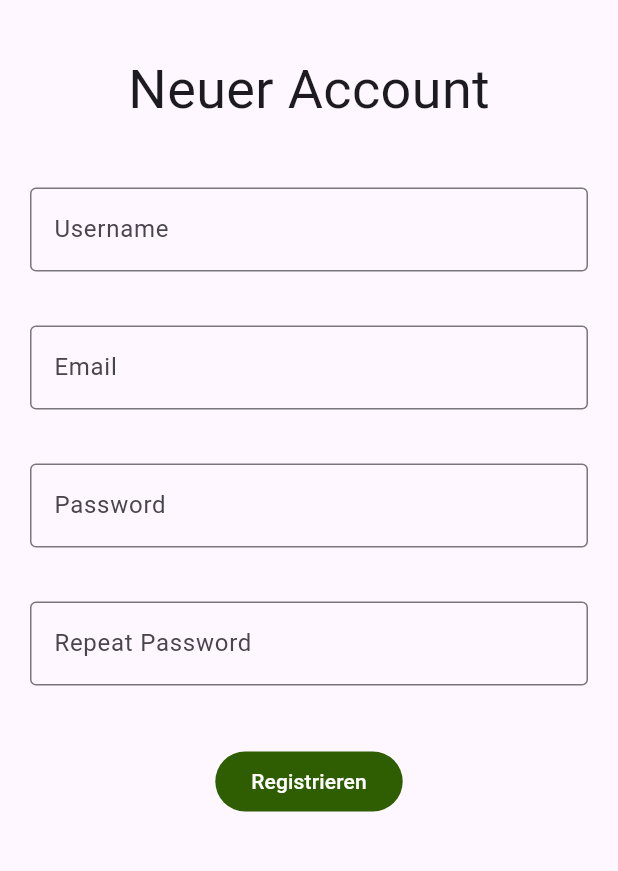
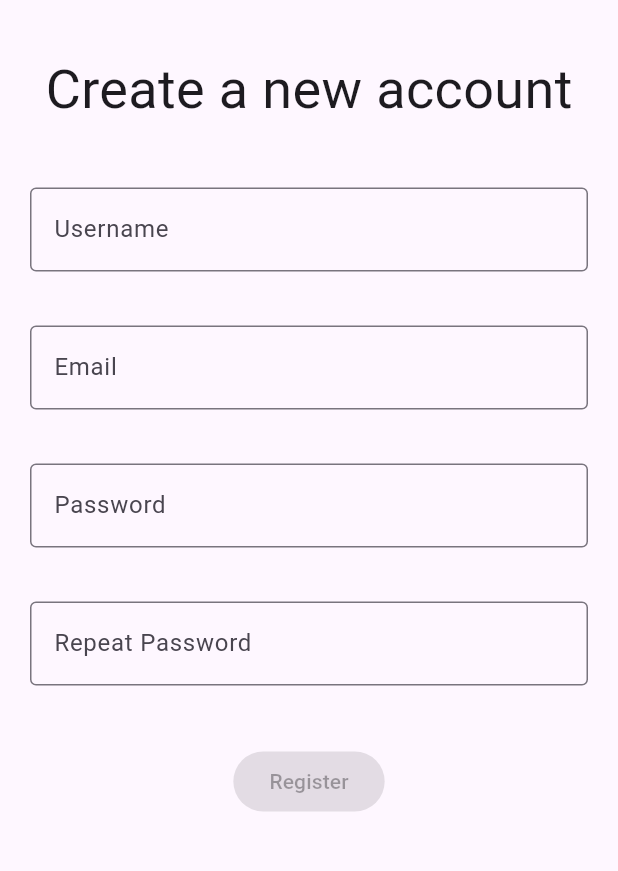
Before and after one commit to irishmango/validation, a Flutter app: the screen it shows after launch, on a phone screen of 412 x 824 dp, the part 63-934 px from its top. Run offline on Flutter 3.47's test engine with Material 3 defaults, Android fonts, the phone set to English and light mode, and no system bars.

```diff
--- a/lib/validation_screen.dart
+++ b/lib/validation_screen.dart
@@ -1,4 +1,5 @@
 import 'package:flutter/material.dart';
+import 'package:validation/confirmation_screen.dart';
 
 class ValidationScreen extends StatefulWidget {
   const ValidationScreen({super.key});
@@ -65,7 +66,6 @@ class _ValidationScreenState extends State<ValidationScreen> {
     if (password.length < 6) {
       return "Must be at least 6 characters.";
     }
-    if (_passwordController == _repeatPasswordController)
     return null;
   }
 
@@ -114,7 +114,7 @@ class _ValidationScreenState extends State<ValidationScreen> {
           spacing: 40,
           children: [
             Center(
-              child: Text("Neuer Account", style: TextStyle(fontSize: 36),),
+              child: Text("Create a new account", style: TextStyle(fontSize: 36),),
             ),
             Column(
               spacing: 12,
@@ -170,13 +170,24 @@ class _ValidationScreenState extends State<ValidationScreen> {
               ],
             ),
             FilledButton(
-              onPressed: () {
-
-              },
+              onPressed: (validateUsername(_usernameController.text) == null &&
+                          validateEmail(_emailController.text) == null &&
+                          validatePassword(_passwordController.text) == null &&
+                          validateRepeatPassword(_repeatPasswordController.text) == null)
+                  ? () {
+                      Navigator.push(context, MaterialPageRoute(builder: (ctx) => ConfirmationScreen()));
+                    }
+                  : null,
               style: FilledButton.styleFrom(
-                backgroundColor: Color.fromRGBO(47, 93, 1, 1)
+                backgroundColor: (validateUsername(_usernameController.text) == null &&
+                                  validateEmail(_emailController.text) == null &&
+                                  validatePassword(_passwordController.text) == null &&
+                                  validateRepeatPassword(_repeatPasswordController.text) == null)
+                    ? const Color.fromRGBO(47, 93, 1, 1)
+                    : Colors.grey,
               ),
-              child: Text("Registrieren"))
+              child: const Text("Register"),
+            )
           ],
         ),
       ),
```
Also changed, not shown: lib/confirmation_screen.dart (added, +17 -0 lines).
